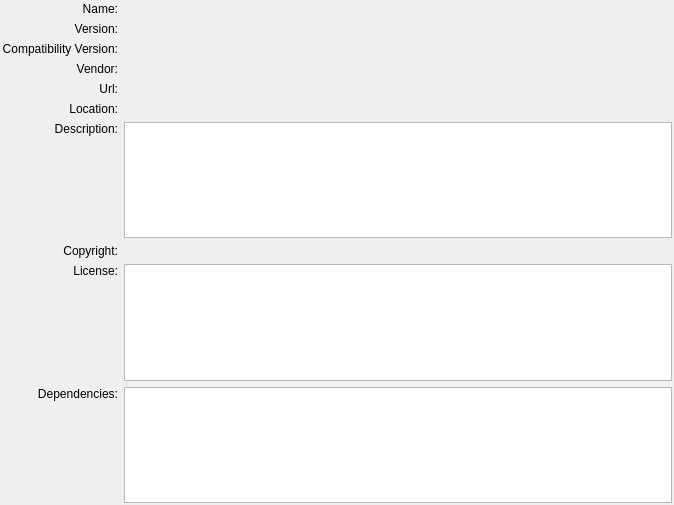
This is src/libs/extensionsystem/plugindetailsview.ui in qt-creator/qt-creator as Qt 5 draws it before an edit. The edited form follows.
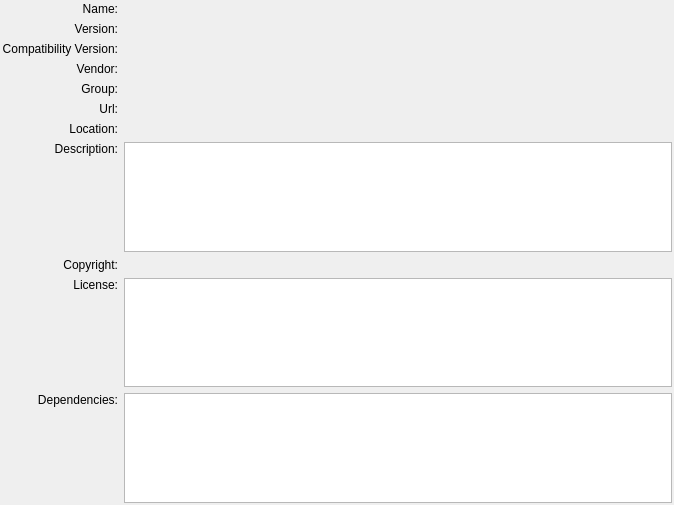
This is the edited form.

What changed in the file:
```diff
--- a/src/libs/extensionsystem/plugindetailsview.ui
+++ b/src/libs/extensionsystem/plugindetailsview.ui
@@ -66,7 +66,7 @@
    <item row="3" column="1">
     <widget class="QLabel" name="vendor"/>
    </item>
-   <item row="4" column="0">
+   <item row="5" column="0">
     <widget class="QLabel" name="label_6">
      <property name="text">
       <string>Url:</string>
@@ -76,14 +76,14 @@
      </property>
     </widget>
    </item>
-   <item row="4" column="1">
+   <item row="5" column="1">
     <widget class="QLabel" name="url">
      <property name="openExternalLinks">
       <bool>true</bool>
      </property>
     </widget>
    </item>
-   <item row="5" column="0">
+   <item row="6" column="0">
     <widget class="QLabel" name="label_7">
      <property name="text">
       <string>Location:</string>
@@ -93,14 +93,14 @@
      </property>
     </widget>
    </item>
-   <item row="5" column="1">
+   <item row="6" column="1">
     <widget class="QLabel" name="location">
      <property name="wordWrap">
       <bool>false</bool>
      </property>
     </widget>
    </item>
-   <item row="6" column="0">
+   <item row="7" column="0">
     <layout class="QVBoxLayout">
      <item>
       <widget class="QLabel" name="label_8">
@@ -127,7 +127,7 @@
      </item>
     </layout>
    </item>
-   <item row="6" column="1">
+   <item row="7" column="1">
     <widget class="QTextEdit" name="description">
      <property name="tabChangesFocus">
       <bool>true</bool>
@@ -137,7 +137,7 @@
      </property>
     </widget>
    </item>
-   <item row="7" column="0">
+   <item row="8" column="0">
     <widget class="QLabel" name="label_5">
      <property name="text">
       <string>Copyright:</string>
@@ -147,10 +147,10 @@
      </property>
     </widget>
    </item>
-   <item row="7" column="1">
+   <item row="8" column="1">
     <widget class="QLabel" name="copyright"/>
    </item>
-   <item row="8" column="0">
+   <item row="9" column="0">
     <layout class="QVBoxLayout">
      <item>
       <widget class="QLabel" name="label_9">
@@ -177,7 +177,7 @@
      </item>
     </layout>
    </item>
-   <item row="8" column="1">
+   <item row="9" column="1">
     <widget class="QTextEdit" name="license">
      <property name="tabChangesFocus">
       <bool>true</bool>
@@ -187,7 +187,7 @@
      </property>
     </widget>
    </item>
-   <item row="9" column="0">
+   <item row="10" column="0">
     <layout class="QVBoxLayout">
      <item>
       <widget class="QLabel" name="label_10">
@@ -214,9 +214,26 @@
      </item>
     </layout>
    </item>
-   <item row="9" column="1">
+   <item row="10" column="1">
     <widget class="QListWidget" name="dependencies"/>
    </item>
+   <item row="4" column="0">
+    <widget class="QLabel" name="label_11">
+     <property name="text">
+      <string>Group:</string>
+     </property>
+     <property name="alignment">
+      <set>Qt::AlignRight|Qt::AlignTrailing|Qt::AlignVCenter</set>
+     </property>
+    </widget>
+   </item>
+   <item row="4" column="1">
+    <widget class="QLabel" name="component">
+     <property name="text">
+      <string/>
+     </property>
+    </widget>
+   </item>
   </layout>
  </widget>
  <resources/>
```
